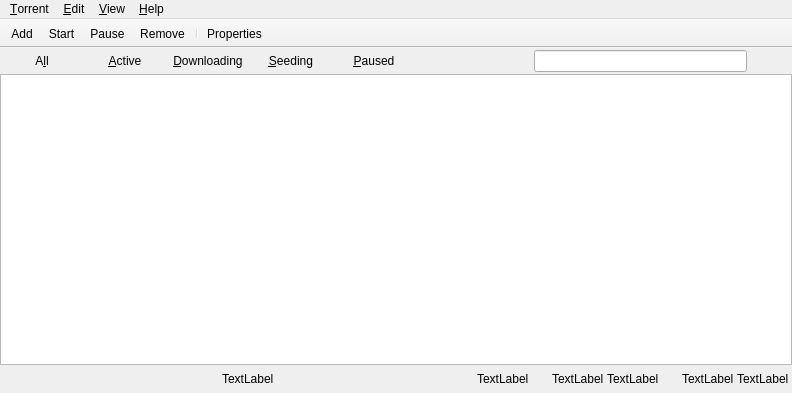
Above: qt/mainwin.ui from jordanl/transmission before the change. Below: the same form after it.
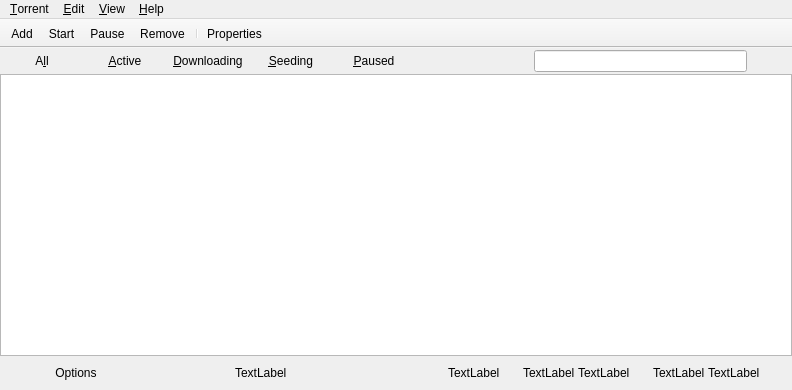
That is the form after the change.

Commit message: (trunk qt) #1522: add upload/download/ratio limits popup menu at the bottom of the main window

The edit to the form file:
```diff
--- a/qt/mainwin.ui
+++ b/qt/mainwin.ui
@@ -1,12 +1,12 @@
 <ui version="4.0" >
  <class>MainWindow</class>
- <widget class="QMainWindow" name="MainWindow" >
-  <property name="geometry" >
+ <widget class="QMainWindow" name="MainWindow">
+  <property name="geometry">
    <rect>
     <x>0</x>
     <y>0</y>
     <width>792</width>
-    <height>393</height>
+    <height>390</height>
    </rect>
   </property>
   <property name="windowTitle" >
@@ -253,26 +253,56 @@
         <number>3</number>
        </property>
        <item>
-        <widget class="QPushButton" name="speedLimitModeButton" >
-         <property name="flat" >
+        <widget class="QPushButton" name="speedLimitModeButton">
+         <property name="sizePolicy">
+          <sizepolicy hsizetype="Fixed" vsizetype="Fixed">
+           <horstretch>0</horstretch>
+           <verstretch>0</verstretch>
+          </sizepolicy>
+         </property>
+         <property name="minimumSize">
+          <size>
+           <width>30</width>
+           <height>24</height>
+          </size>
+         </property>
+         <property name="maximumSize">
+          <size>
+           <width>24</width>
+           <height>50</height>
+          </size>
+         </property>
+         <property name="flat">
           <bool>true</bool>
          </property>
         </widget>
        </item>
        <item>
-        <widget class="QLabel" name="networkLabel" >
-         <property name="minimumSize" >
+        <widget class="QPushButton" name="optionsButton">
+         <property name="sizePolicy">
+          <sizepolicy hsizetype="Fixed" vsizetype="Fixed">
+           <horstretch>0</horstretch>
+           <verstretch>0</verstretch>
+          </sizepolicy>
+         </property>
+         <property name="minimumSize">
           <size>
-           <width>16</width>
-           <height>16</height>
+           <width>30</width>
+           <height>28</height>
           </size>
          </property>
-         <property name="text" >
-          <string/>
+         <property name="maximumSize">
+          <size>
+           <width>1000</width>
+           <height>1000</height>
+          </size>
          </property>
-         <property name="textFormat" >
-          <enum>Qt::PlainText</enum>
+         <property name="text">
+          <string notr="true">Options</string>
          </property>
+         <property name="flat">
+          <bool>true</bool>
+         </property>
         </widget>
        </item>
        <item>
@@ -403,6 +433,38 @@
          </property>
         </widget>
        </item>
+       <item>
+        <spacer name="horizontalSpacer_5">
+         <property name="orientation">
+          <enum>Qt::Horizontal</enum>
+         </property>
+         <property name="sizeType">
+          <enum>QSizePolicy::Fixed</enum>
+         </property>
+         <property name="sizeHint" stdset="0">
+          <size>
+           <width>10</width>
+           <height>0</height>
+          </size>
+         </property>
+        </spacer>
+       </item>
+       <item>
+        <widget class="QLabel" name="networkLabel">
+         <property name="minimumSize">
+          <size>
+           <width>16</width>
+           <height>16</height>
+          </size>
+         </property>
+         <property name="text">
+          <string/>
+         </property>
+         <property name="textFormat">
+          <enum>Qt::PlainText</enum>
+         </property>
+        </widget>
+       </item>
       </layout>
      </widget>
     </item>
```
Left out of the diff: 641 changed lines with no effect on the pictures. The commit also changes 4 other files.
